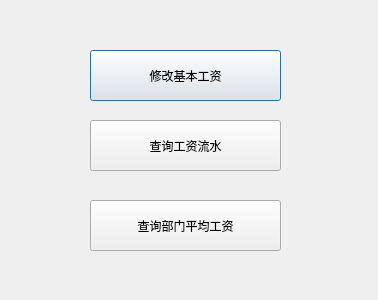
Before: the Qt Designer form admin_menu.ui in Mz-unitst/sql_salary, drawn with Qt 5.
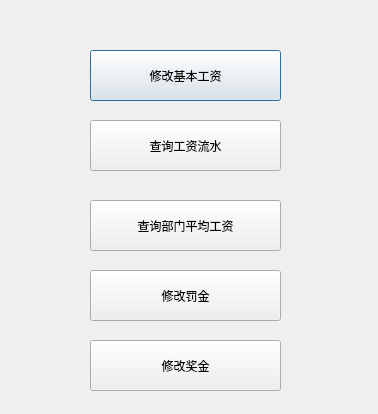
After: the same form once the commit is applied.

Diff of the .ui file:
```diff
--- a/admin_menu.ui
+++ b/admin_menu.ui
@@ -7,7 +7,7 @@
     <x>0</x>
     <y>0</y>
     <width>378</width>
-    <height>300</height>
+    <height>414</height>
    </rect>
   </property>
   <property name="windowTitle">
@@ -52,6 +52,32 @@
     <string>查询部门平均工资</string>
    </property>
   </widget>
+  <widget class="QPushButton" name="fine_button">
+   <property name="geometry">
+    <rect>
+     <x>90</x>
+     <y>270</y>
+     <width>191</width>
+     <height>51</height>
+    </rect>
+   </property>
+   <property name="text">
+    <string>修改罚金</string>
+   </property>
+  </widget>
+  <widget class="QPushButton" name="bonous_button">
+   <property name="geometry">
+    <rect>
+     <x>90</x>
+     <y>340</y>
+     <width>191</width>
+     <height>51</height>
+    </rect>
+   </property>
+   <property name="text">
+    <string>修改奖金</string>
+   </property>
+  </widget>
  </widget>
  <resources/>
  <connections/>
```
